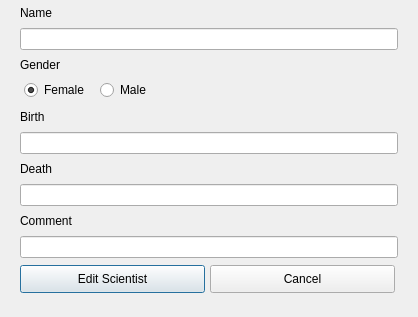
First picture: the form in editscientistdialog.ui, repository ManiSigt/Verklegt-nams, before the edit.
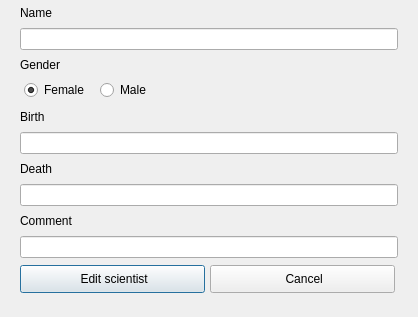
Second picture: the form after the edit. Icons and pictures are not drawn.

Patch:
```diff
--- a/editscientistdialog.ui
+++ b/editscientistdialog.ui
@@ -105,7 +105,11 @@
     </rect>
    </property>
    <property name="text">
-    <string>Edit Scientist</string>
+    <string> Edit scientist</string>
+   </property>
+   <property name="icon">
+    <iconset resource="myresourcefile.qrc">
+     <normaloff>:/icons/icons/edit2.png</normaloff>:/icons/icons/edit2.png</iconset>
    </property>
   </widget>
   <widget class="QLineEdit" name="input_scientist_comment">
@@ -141,7 +145,11 @@
     </rect>
    </property>
    <property name="text">
-    <string>Cancel</string>
+    <string> Cancel</string>
+   </property>
+   <property name="icon">
+    <iconset resource="myresourcefile.qrc">
+     <normaloff>:/icons/icons/cancel.png</normaloff>:/icons/icons/cancel.png</iconset>
    </property>
   </widget>
   <widget class="QRadioButton" name="edit_scientist_radio_button_male">
```
Left out of the diff: 4 changed lines with no effect on the pictures.
